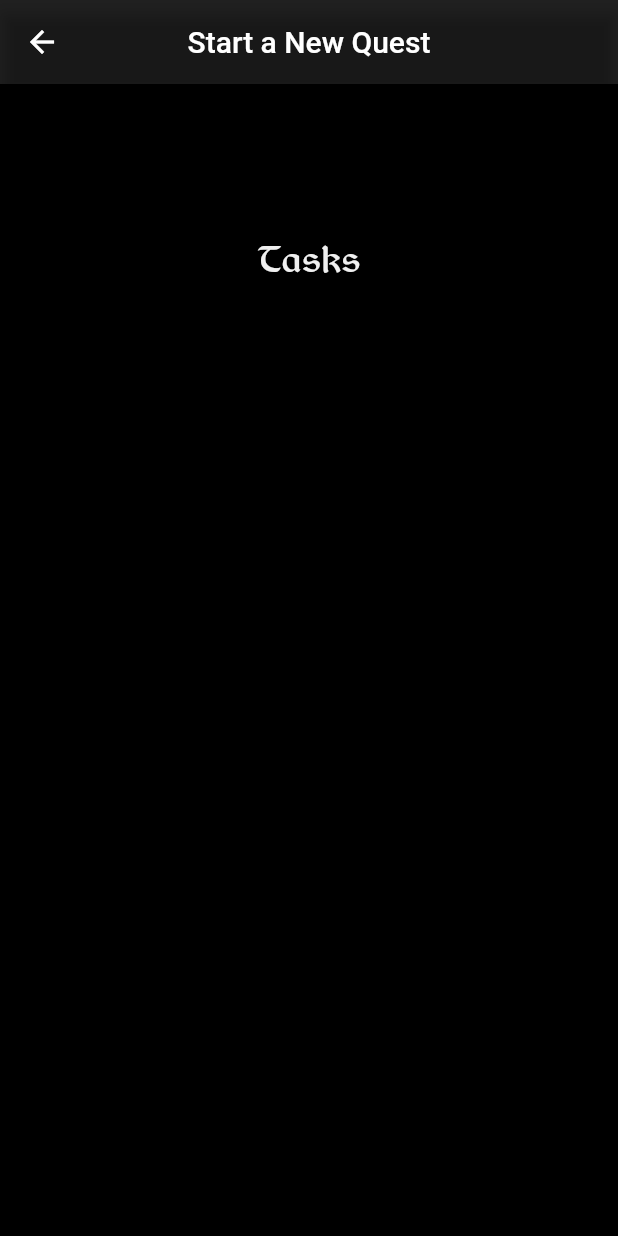
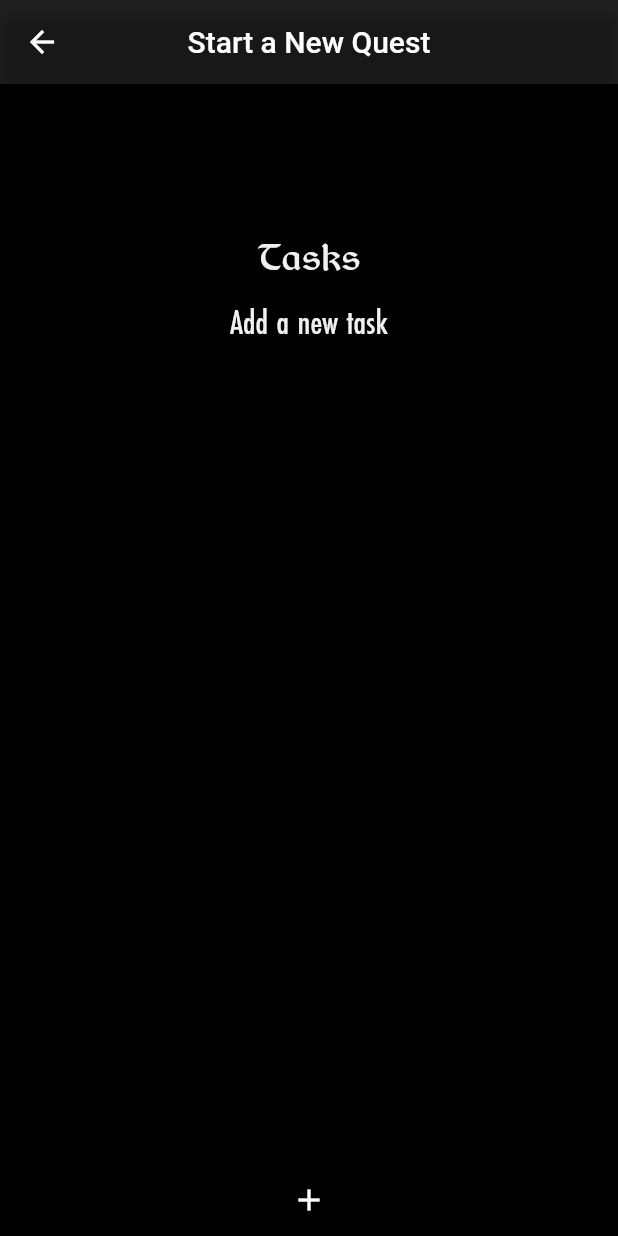
Before and after one commit to pzet123/sTodo, a Flutter app: the screen it shows after launch, scrolled down 576 dp, after a tap on the "add" icon, on a phone screen of 412 x 824 dp. Run offline on Flutter 3.47's test engine with Material 2 defaults, Android fonts, the phone set to English and light mode, and no system bars; missing offline and left inert: clickable_list_wheel_view.

Commit message:
Added task completion and adding quests

```diff
--- a/lib/main.dart
+++ b/lib/main.dart
@@ -19,7 +19,29 @@ void main(){
       colorScheme: ColorScheme.fromSwatch().copyWith(
         primary: Colors.black87,
         secondary: Color.fromARGB(255, 240, 240, 240),
-        tertiary: Color.fromARGB(255, 174, 174, 174)
+        tertiary: Color.fromARGB(255, 140, 140, 140)
+      ),
+      textTheme: TextTheme(
+        headline1: TextStyle(
+          fontFamily: "Futura",
+          fontSize: 38,
+          color: Color.fromARGB(255, 240, 240, 240)
+        ),
+        headline2: TextStyle(
+            fontFamily: "Futura",
+            fontSize: 38,
+            color: Color.fromARGB(255, 140, 140, 140)
+        ),
+        headline3: TextStyle(
+            fontFamily: "Futura",
+            fontSize: 24,
+            color: Color.fromARGB(255, 240, 240, 240)
+        ),
+        headline4: TextStyle(
+            fontFamily: "Futura",
+            fontSize: 24,
+            color: Color.fromARGB(255, 174, 174, 174)
+        ),
       )
     ),
   ));
@@ -95,16 +117,13 @@ class _MyAppState extends State<MyApp> {
     });
   }
 
-  AppBar createAppBar(String text, int pageIndex){
+  AppBar createAppBar(String text){
 
     List<String> appBarText = ["Quests", "General Stats", "Settings"];
 
     return AppBar(
       title: Text(appBarText[pageIndex],
-        style: TextStyle(
-            fontFamily: "Balgruf",
-            color: Theme.of(context).colorScheme.secondary
-        ),
+        style: Theme.of(context).textTheme.headline1
       ),
       centerTitle: true,
       leading: IconButton(
@@ -124,7 +143,7 @@ class _MyAppState extends State<MyApp> {
 
   Widget build(BuildContext context) {
     return Scaffold(
-      appBar: createAppBar("App bar", this.pageIndex),
+      appBar: createAppBar("App bar"),
       body: PageView(
         controller: pageController,
         onPageChanged: onPageChanged,
@@ -137,7 +156,7 @@ class _MyAppState extends State<MyApp> {
       ),
       floatingActionButton: pageIndex == 0 ? FloatingActionButton(
         onPressed: () {
-          Navigator.push(context, MaterialPageRoute(builder: (context) => AddQuestScreen()));
+          Navigator.push(context, MaterialPageRoute(builder: (context) => AddQuestScreen(questList))).then((_) => setState(() {}));
         },
         child: Icon(Icons.add, color: Colors.black87,)
       ) : null,
--- a/lib/models/QuestTask.dart
+++ b/lib/models/QuestTask.dart
@@ -11,6 +11,10 @@ class QuestTask{
     return _isCompleted;
   }
 
+  void toggleCompleted(){
+    _isCompleted = !_isCompleted;
+  }
+
   QuestTask(this._description, this._isCompleted);
 
 }
--- a/lib/screens/AddQuest.dart
+++ b/lib/screens/AddQuest.dart
@@ -1,14 +1,18 @@
 import 'package:flutter/material.dart';
 import 'package:stodo/models/QuestTask.dart';
 
+import '../models/Quest.dart';
+
 class AddQuestScreen extends StatefulWidget {
+  List<Quest> questList;
+
+  AddQuestScreen(this.questList);
+
   @override
   _AddQuestScreenState createState() => _AddQuestScreenState();
 }
 
 class _AddQuestScreenState extends State<AddQuestScreen> {
-  @override
-  Widget build(BuildContext context) {
   TextEditingController questTitleController = TextEditingController();
   TextEditingController questDescriptionController = TextEditingController();
   TextEditingController newTaskController = TextEditingController();
@@ -20,27 +24,53 @@ class _AddQuestScreenState extends State<AddQuestScreen> {
     newTasks.forEach((task){
       newTaskWidgets.add(Container(
         padding: EdgeInsets.symmetric(vertical: 10, horizontal: 2),
-          child: Text(task.getTaskDescription()),
+        child: Text(task.getTaskDescription(), style: Theme.of(context).textTheme.headline3,),
       ));
     });
     return newTaskWidgets;
   }
 
+  void addQuest(){
+    Quest newQuest = Quest(questTitleController.text, questDescriptionController.text, newTasks, false);
+    widget.questList.add(newQuest);
+    Navigator.pop(context);
+  }
+
+  void addTask(){
+    showDialog(context: context, builder: (context) {
+      return AlertDialog(
+        title: Text("Add a Task"),
+        content: TextField(controller: newTaskController),
+        actions: [
+          ElevatedButton(
+              onPressed: () => setState(() {
+                newTasks.add(QuestTask(newTaskController.text, false));
+                newTaskController.clear();
+                Navigator.pop(context);
+              }),
+              child: Icon(Icons.add_circle_outline_rounded, color: Theme.of(context).colorScheme.secondary,))
+        ],
+      );
+    });
+  }
+
+
+  @override
+  Widget build(BuildContext context) {
     return Scaffold(
       appBar: AppBar(
         title: Text("Start a New Quest"),
         centerTitle: true,
       ),
       body: Container(
-        color: Colors.black
-        ,
+        color: Colors.black,
         child: Column(
           children: [
             TextField(
               controller: questTitleController,
               style: TextStyle(
                 color: Theme.of(context).colorScheme.secondary,
-                fontFamily: "Balgruf",
+                fontFamily: "Futura",
                 fontSize: 18
               ),
             ),
@@ -59,11 +89,17 @@ class _AddQuestScreenState extends State<AddQuestScreen> {
                 fontSize: 26
               ),
             ),
+            ElevatedButton(
+                onPressed: addTask,
+                child: Text("Add a new task", style: Theme.of(context).textTheme.headline3,)),
             Expanded(
               child: ListView(
                 children: getNewTasks(),
               ),
-            )
+            ),
+            ElevatedButton(
+                onPressed: addQuest,
+                child: Icon(Icons.add, color: Colors.white,))
           ],
         ),
       ),
--- a/lib/screens/Quests.dart
+++ b/lib/screens/Quests.dart
@@ -16,6 +16,8 @@ class QuestsScreen extends StatefulWidget {
 class _QuestsScreenState extends State<QuestsScreen> {
   List<Quest> questList;
   late List<QuestTile> questTileList;
+  late List<QuestTile> completedQuests;
+  late List<QuestTile> uncompletedQuests;
 
   @override
   _QuestsScreenState({required this.questList});
@@ -27,11 +29,16 @@ class _QuestsScreenState extends State<QuestsScreen> {
 
   List<QuestTile> getActiveQuests(){
     List<QuestTile> questTiles = [];
+    late Quest lastQuest;
     questList.forEach((quest) {
       if(!quest.isComplete()){
+        lastQuest = quest;
         questTiles.add(QuestTile(quest: quest,));
       }
     });
+    if(lastQuest != null){
+      questTiles.last = QuestTile(quest: lastQuest, lastActive: true);
+    }
     return questTiles;
   }
 
@@ -39,6 +46,7 @@ class _QuestsScreenState extends State<QuestsScreen> {
     List<QuestTile> questTiles = [];
     questList.forEach((quest) {
       if(quest.isComplete()){
+
         questTiles.add(QuestTile(quest: quest,));
       }
     });
@@ -50,6 +58,7 @@ class _QuestsScreenState extends State<QuestsScreen> {
 
   @override
   Widget build(BuildContext context) {
+    print("QUEST LIST BUILD CALLED");
     questTileList = getActiveQuests() + getCompletedQuests();
     return Container(
       color: Colors.black,
@@ -60,7 +69,9 @@ class _QuestsScreenState extends State<QuestsScreen> {
         scrollOnTap: false,
         onItemTapCallback: (index) {
           if(index == questListController.selectedItem || index == questListController.selectedItem - 1 || index == questListController.selectedItem + 1){
-            Navigator.push(context, MaterialPageRoute(builder: (BuildContext context) => QuestDetails(quest: questTileList[questListController.selectedItem].quest)));
+            Navigator.push(context, MaterialPageRoute(builder: (BuildContext context)
+              => QuestDetails(quest: questTileList[questListController.selectedItem].quest))
+            ).then((_) => setState(() {}));
           } else {
             questListController.animateToItem(index, duration: Duration(milliseconds: 300), curve: Curves.decelerate);
           }
@@ -71,13 +82,11 @@ class _QuestsScreenState extends State<QuestsScreen> {
         child: ListWheelScrollView.useDelegate(
           controller: questListController,
           itemExtent: questListTileHeight,
+          overAndUnderCenterOpacity: 0.7,
           perspective: 0.00001,
           useMagnifier: true,
           magnification: 1.5,
           physics: FixedExtentScrollPhysics(),
-          onSelectedItemChanged: (index) {
-            print(questListController.selectedItem);
-          },
           childDelegate: ListWheelChildBuilderDelegate(
             builder: (context, index) => questTileList[index],
             childCount: questTileList.length,
@@ -93,23 +102,26 @@ class _QuestsScreenState extends State<QuestsScreen> {
 
 class QuestTile extends StatelessWidget {
   final Quest quest;
+  bool lastActive;
 
-  QuestTile({required this.quest});
+  QuestTile({required this.quest, this.lastActive = false});
 
 
 
   @override
   Widget build(BuildContext context) {
     return Center(
-      child: Container(
-        child: Text(quest.getName(),
-          textAlign: TextAlign.end,
-          style: TextStyle(
-            color: Theme.of(context).colorScheme.secondary,
-            fontFamily: "Balgruf",
-            fontSize: 22
+      child: Stack(
+        children: [Center(
+          child: Text(quest.getName(),
+            style: !quest.isComplete() ? Theme.of(context).textTheme.headline1 : Theme.of(context).textTheme.headline2
             ),
-          ),
+        ),
+          lastActive ? Transform.translate(
+          offset: Offset(0, 62),
+            child: Divider(thickness: 4, color: Theme.of(context).colorScheme.tertiary, indent: 30, endIndent: 30,),
+        ) : Text("")
+        ]
       ),
     );
   }
--- a/pubspec.yaml
+++ b/pubspec.yaml
@@ -80,6 +80,10 @@ flutter:
      fonts:
        - asset: assets/fonts/Balgruf-JRye7.ttf
        - asset: assets/fonts/BalgrufItalic-GOyem.ttf
+   - family: Futura
+     fonts:
+       - asset: assets/fonts/futura-condensed.otf
+       - asset: assets/fonts/futura-condensed-italic.otf
          style: italic
   #   - family: Trajan Pro
   #     fonts:
```
Also changed, not shown: lib/models/Quest.dart (+19 -0 lines), lib/screens/QuestDetails.dart (+32 -7 lines), assets/fonts/futura-condensed-italic.otf (added), assets/fonts/futura-condensed.otf (added). Lines whose indentation alone changed are shown as unchanged.
